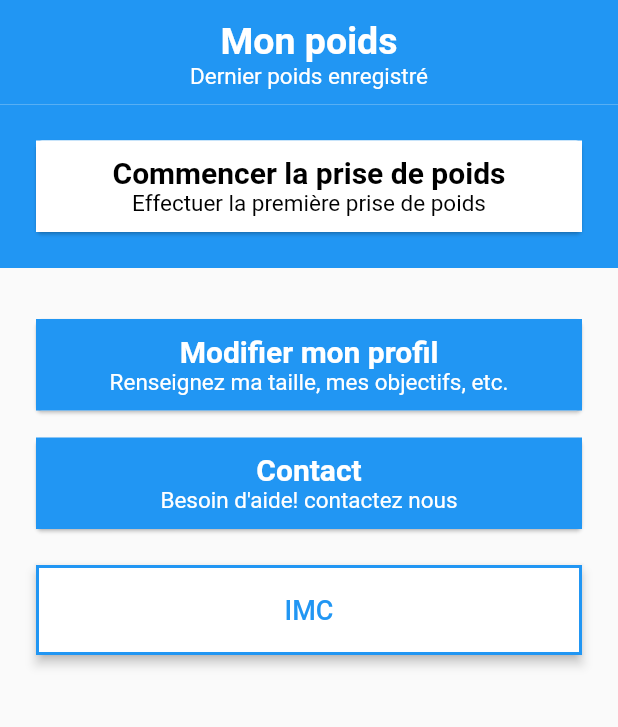
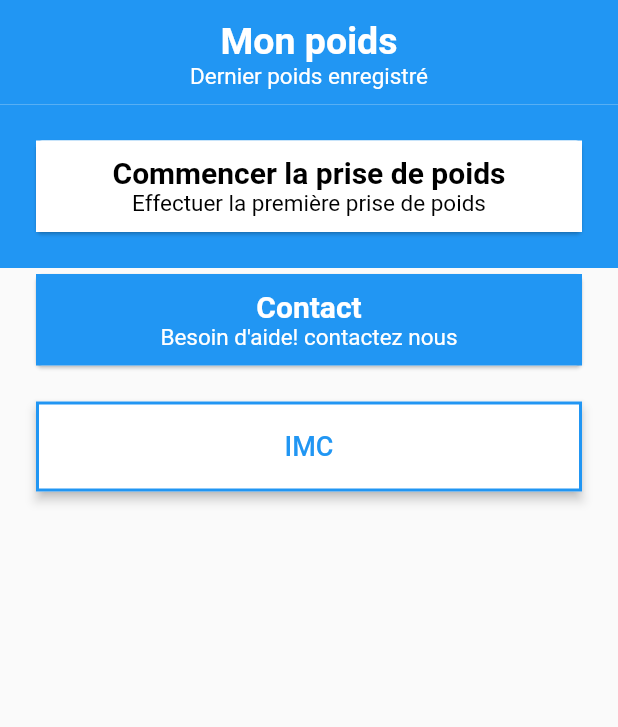
Before and after one commit to BalanceTonPoids/flutter, a Flutter app: the Home screen opened directly, on a phone screen of 412 x 824 dp, the part 80-807 px from its top. Run offline on Flutter 3.47's test engine with Material 2 defaults, Android fonts, the phone set to English and light mode, and no system bars; our stand-ins replace adaptive_theme, fl_chart, flutter_blue, flutter_phoenix, flutter_secure_storage, flutter_spinkit and 3 more; accounts and stored records are empty; network calls fail.

Commit message:
🎨 remove unused btn

```diff
--- a/lib/pages/home.dart
+++ b/lib/pages/home.dart
@@ -21,20 +21,10 @@ class _HomeState extends State<Home> {
 
   late Future<bool> user;
 
-  // TODO remove after test
-  late Future<double?> weight;
-  late Future<List<String>?> scale;
-
   @override
   void initState() {
     super.initState();
     user = ApiClient(httpClient: http.Client()).getUserInfo();
-    // TODO remove after test
-    weight = prefs.then((value) => value.getDouble('weight'));
-    weight.then((value) => print('weight : $value'));
-
-    scale = prefs.then((value) => value.getStringList('scale'));
-    scale.then((value) => print('scale : $value'));
   }
 
   @override
@@ -65,18 +55,18 @@ class _HomeState extends State<Home> {
                 false),
           ),
         ),
-        Container(
-          padding:
-              const EdgeInsets.only(top: 30, bottom: 10, left: 20, right: 20),
-          child: buttonCard(
-              'Modifier mon profil',
-              'Renseignez ma taille, mes objectifs, etc.',
-              Colors.blue,
-              false,
-              context,
-              const EditProfilePage(),
-              false),
-        ),
+        // Container(
+        //   padding:
+        //       const EdgeInsets.only(top: 30, bottom: 10, left: 20, right: 20),
+        //   child: buttonCard(
+        //       'Modifier mon profil',
+        //       'Renseignez ma taille, mes objectifs, etc.',
+        //       Colors.blue,
+        //       false,
+        //       context,
+        //       const EditProfilePage(),
+        //       false),
+        // ),
         Container(
           padding:
               const EdgeInsets.only(top: 0, bottom: 20, left: 20, right: 20),
--- a/lib/pages/profile.dart
+++ b/lib/pages/profile.dart
@@ -96,7 +96,7 @@ class _ProfileState extends State<Profile> {
                             'Modifier mon profil',
                             'Renseignez ma taille, mes données, etc.',
                             Colors.blue,
-                            true,
+                            false,
                             context,
                             const EditProfilePage(),
                             true),
```
